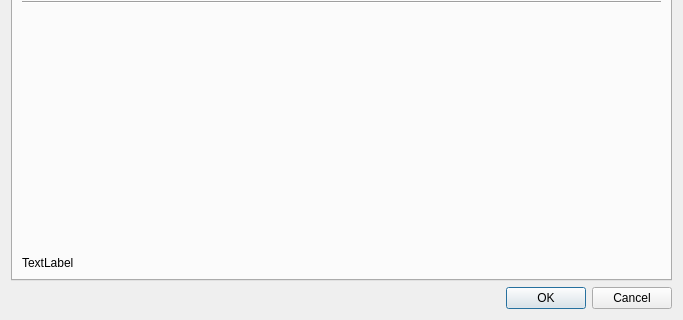
This is collectionmanager/ui/track_details.ui in mavroprovato/collection-manager as Qt 5 draws it before an edit; both pictures show x 0 to 683 and y 151 to 471 of the 683 by 471 pixel window. The edited form follows.
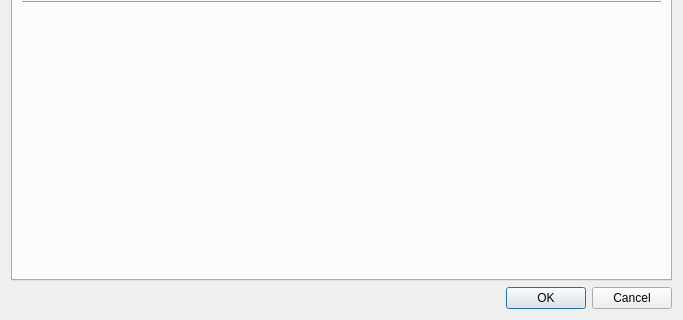
This is the edited form.

Commit message: Display disk number

What changed in the file:
```diff
--- a/collectionmanager/ui/track_details.ui
+++ b/collectionmanager/ui/track_details.ui
@@ -23,7 +23,14 @@
       <attribute name="title">
        <string>Summary</string>
       </attribute>
-      <layout class="QGridLayout" name="summaryTabGridLayout" rowstretch="0,0,1,0">
+      <layout class="QGridLayout" name="summaryTabGridLayout" rowstretch="0,0,0">
+       <item row="0" column="1">
+        <widget class="QLabel" name="summaryLabel">
+         <property name="text">
+          <string/>
+         </property>
+        </widget>
+       </item>
        <item row="0" column="0">
         <widget class="QLabel" name="albumCoverLabel">
          <property name="minimumSize">
@@ -64,13 +71,6 @@
          </property>
         </widget>
        </item>
-       <item row="3" column="0" colspan="2">
-        <widget class="QLabel" name="label">
-         <property name="text">
-          <string>TextLabel</string>
-         </property>
-        </widget>
-       </item>
       </layout>
      </widget>
      <widget class="QWidget" name="infoTab">
```
Left out of the diff: 7 changed lines with no effect on the pictures. The commit also changes 1 other file.
